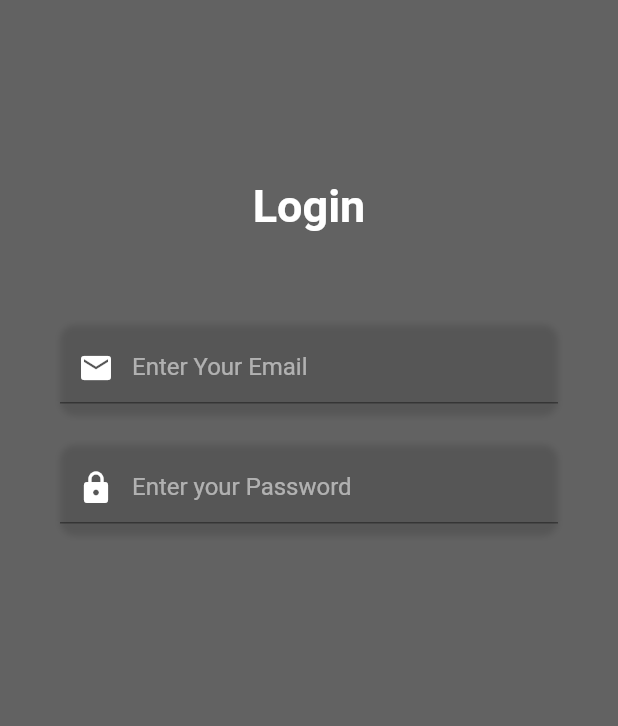
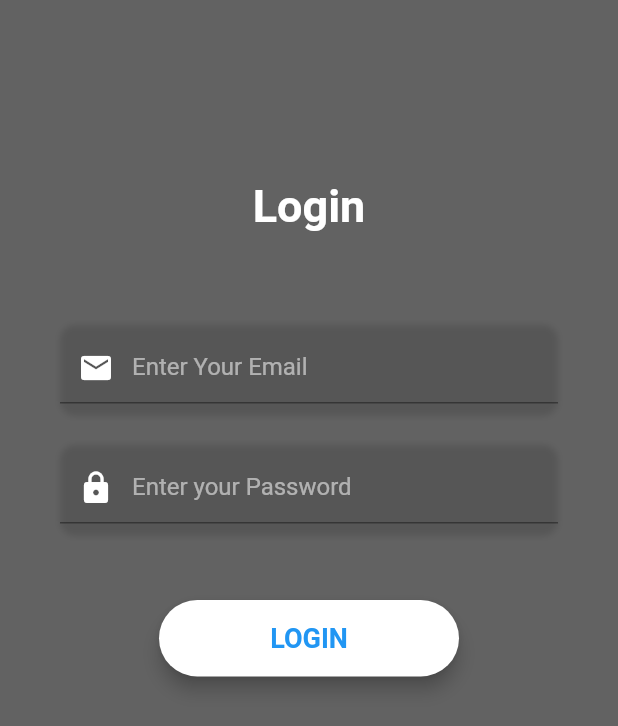
Before and after one commit to fiyakateam/fiyaka-mobile, a Flutter app: the screen it shows after launch, after a tap on "DEBUG", on a phone screen of 412 x 824 dp. Shown: the top 726 px of the screen. Run offline on Flutter 3.47's test engine with Material 2 defaults, Android fonts, the phone set to English and light mode, and no system bars; our stand-ins replace device_info, dio, get_it, shared_preferences, stacked, stacked_services; Roboto replaces fonts that are missing (OpenSans); statements that could not run were skipped.

Commit message:
add custom button widget

```diff
--- a/lib/auth/view/login/login_view.dart
+++ b/lib/auth/view/login/login_view.dart
@@ -1,4 +1,5 @@
 import 'package:fiyaka/auth/widget/email_field.dart';
+import 'package:fiyaka/auth/widget/my_button.dart';
 import 'package:fiyaka/auth/widget/password_field.dart';
 import 'package:flutter/services.dart';
 import 'package:stacked/stacked.dart';
@@ -65,7 +66,17 @@ class LoginView extends ViewModelBuilderWidget<LoginViewModel> {
                       PasswordField(
                         passwordController: model.passwordController,
                         hintText: 'Enter Your Password',
-                      )
+                      ),
+                      SizedBox(
+                        height: 20.0,
+                      ),
+                      MyButton(
+                        bgColor: Colors.white,
+                        txtColor: Colors.blue,
+                        buttonText: 'LOGIN',
+                        width: 200.0,
+                        onPressed: () => model.login(),
+                      ),
                     ],
                   ),
                 ),
--- a/lib/auth/view/login/login_viewmodel.dart
+++ b/lib/auth/view/login/login_viewmodel.dart
@@ -8,5 +8,7 @@ class LoginViewModel extends BaseViewModel {
   final TextEditingController emailController = TextEditingController();
   final TextEditingController passwordController = TextEditingController();
 
+  Future<void> login() async {}
+
   void unfocus(BuildContext context) => FocusScope.of(context).unfocus();
 }
--- /dev/null
+++ b/lib/auth/widget/my_button.dart
@@ -0,0 +1,44 @@
+import 'package:flutter/material.dart';
+
+class MyButton extends StatelessWidget {
+  final String buttonText;
+  final double width;
+  final Color bgColor;
+  final Color txtColor;
+  final GestureTapCallback onPressed;
+
+  const MyButton(
+      {Key key,
+      this.buttonText,
+      this.width,
+      this.bgColor,
+      this.txtColor,
+      this.onPressed})
+      : super(key: key);
+
+  @override
+  Widget build(BuildContext context) {
+    return Container(
+      padding: EdgeInsets.symmetric(vertical: 25.0),
+      width: width,
+      child: RaisedButton(
+        elevation: 5.0,
+        onPressed: onPressed,
+        padding: EdgeInsets.all(15.0),
+        shape: RoundedRectangleBorder(
+          borderRadius: BorderRadius.circular(30.0),
+        ),
+        color: bgColor,
+        child: Text(
+          'LOGIN',
+          style: TextStyle(
+            color: txtColor,
+            fontSize: 18.0,
+            fontFamily: 'OpenSans',
+            fontWeight: FontWeight.bold,
+          ),
+        ),
+      ),
+    );
+  }
+}
```
